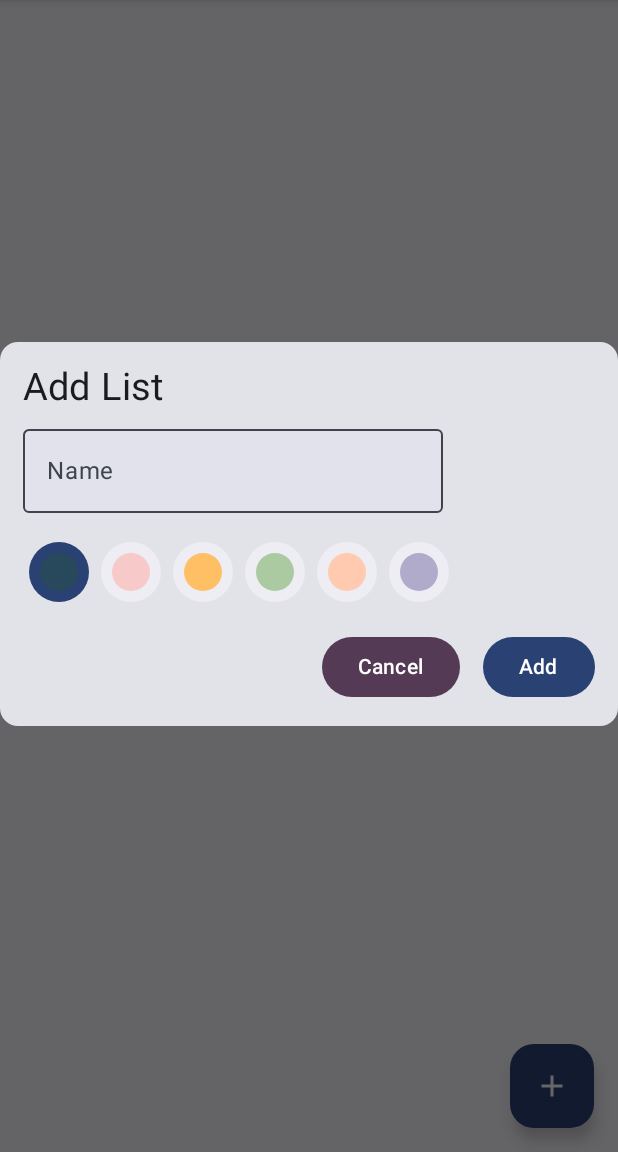
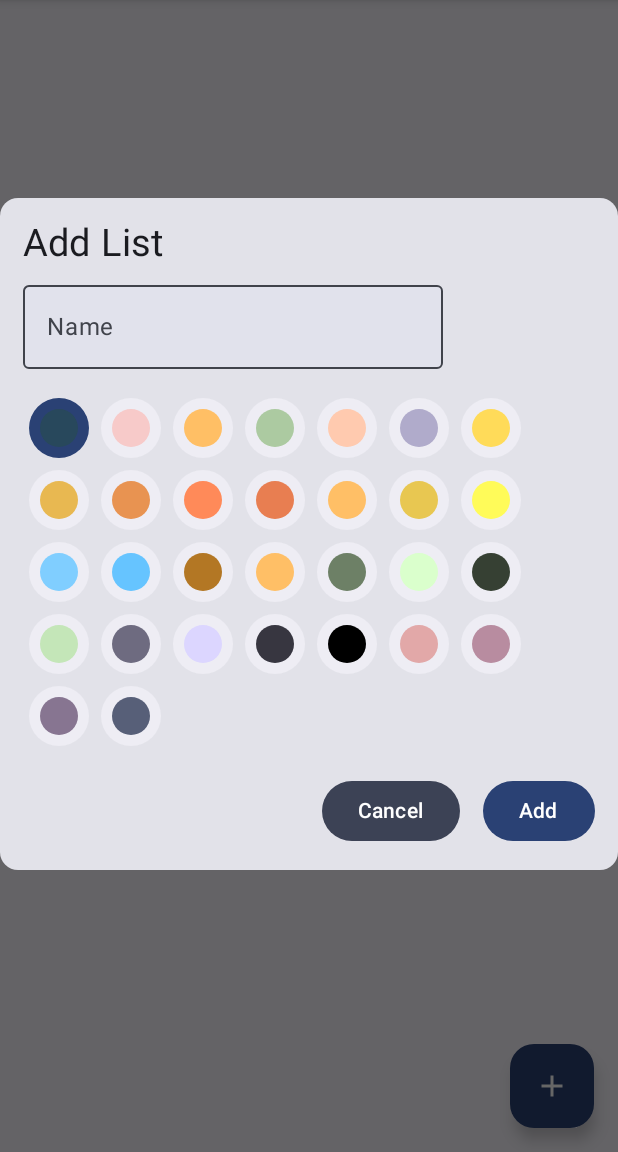
Before and after one commit to jmleep/Sublister, an Android app built with Jetpack Compose: the screen it shows after launch (MainActivity), after a tap on "Add list", on a phone screen of 412 x 824 dp, the part 84-1236 px from its top. Run offline under Robolectric (Android 15) with nearby library versions, the phone set to English and light mode, and no system bars; our stand-ins replace Room's generated code, accompanist, livedata-compose.

Commit message:
switch to all colors available

```diff
--- a/app/build.gradle
+++ b/app/build.gradle
@@ -75,4 +75,7 @@ dependencies {
     implementation 'androidx.compose.material3:material3:1.0.0-alpha12'
 
     implementation("org.burnoutcrew.composereorderable:reorderable:0.9.0")
+
+    implementation "com.google.accompanist:accompanist-flowlayout:0.24.10-beta"
+
 }
--- a/app/src/main/java/dev/jordanleeper/mylists/ui/dialog/AddEditListDialog.kt
+++ b/app/src/main/java/dev/jordanleeper/mylists/ui/dialog/AddEditListDialog.kt
@@ -6,7 +6,6 @@ import androidx.compose.foundation.text.KeyboardActions
 import androidx.compose.foundation.text.KeyboardOptions
 import androidx.compose.material3.*
 import androidx.compose.runtime.*
-import androidx.compose.ui.Alignment
 import androidx.compose.ui.Modifier
 import androidx.compose.ui.focus.FocusRequester
 import androidx.compose.ui.focus.focusRequester
@@ -14,15 +13,16 @@ import androidx.compose.ui.text.input.ImeAction
 import androidx.compose.ui.unit.dp
 import androidx.compose.ui.unit.sp
 import androidx.compose.ui.window.Dialog
+import com.google.accompanist.flowlayout.FlowRow
 import dev.jordanleeper.mylists.ui.button.ListColorButton
+import dev.jordanleeper.mylists.ui.theme.allColors
+import dev.jordanleeper.mylists.ui.theme.allTextColors
 
 @OptIn(ExperimentalMaterial3Api::class)
 @Composable
 fun AddEditListDialog(
     showAddListDialog: MutableState<Boolean>,
     label: String,
-    colors: List<String>,
-    textColors: List<String>,
     currentName: String? = null,
     currentColor: String? = null,
     addNewList: (newListName: String, newListColor: String, newTextColor: String?) -> Unit
@@ -32,12 +32,12 @@ fun AddEditListDialog(
     var newListName by remember { mutableStateOf("") }
     newListName = currentName ?: ""
 
-    var newListColor by remember { mutableStateOf(colors[0]) }
-    newListColor = currentColor ?: colors[0]
+    var newListColor by remember { mutableStateOf(allColors[0]) }
+    newListColor = currentColor ?: allColors[0]
 
     fun resetDialogFields() {
         newListName = ""
-        newListColor = colors[0]
+        newListColor = allColors[0]
     }
 
     if (showAddListDialog.value) {
@@ -52,7 +52,6 @@ fun AddEditListDialog(
                                 .padding(bottom = 5.dp),
                             fontSize = 25.sp
                         )
-                        println("NAME: $newListName")
                         OutlinedTextField(
                             value = newListName,
                             onValueChange = { newListName = it },
@@ -64,7 +63,7 @@ fun AddEditListDialog(
                             keyboardActions = KeyboardActions(
                                 onDone = {
                                     val newTextColor =
-                                        if (colors.indexOf(newListColor) != -1) textColors[colors.indexOf(
+                                        if (allColors.indexOf(newListColor) != -1) allTextColors[allColors.indexOf(
                                             newListColor
                                         )] else null
                                     addNewList(
@@ -80,13 +79,12 @@ fun AddEditListDialog(
                         LaunchedEffect(true) {
                             focusRequester.requestFocus()
                         }
-                        Row(
+                        FlowRow(
                             modifier = Modifier
                                 .padding(top = 15.dp)
-                                .fillMaxWidth(),
-                            verticalAlignment = Alignment.CenterVertically
+                                .fillMaxWidth()
                         ) {
-                            colors.forEach() { color ->
+                            allColors.forEach() { color ->
                                 ListColorButton(
                                     color = color,
                                     isChecked = newListColor == color,
@@ -105,18 +103,18 @@ fun AddEditListDialog(
                                     showAddListDialog.value = false
                                     newListName = ""
                                 },
-                                colors = ButtonDefaults.buttonColors(containerColor = MaterialTheme.colorScheme.tertiary)
+                                colors = ButtonDefaults.buttonColors(containerColor = MaterialTheme.colorScheme.secondary)
                             ) {
                                 Text(
                                     "Cancel",
-                                    modifier = Modifier.background(MaterialTheme.colorScheme.tertiary),
-                                    color = MaterialTheme.colorScheme.onTertiary
+                                    modifier = Modifier.background(MaterialTheme.colorScheme.secondary),
+                                    color = MaterialTheme.colorScheme.onSecondary
                                 )
                             }
                             Button(
                                 onClick = {
                                     val newTextColor =
-                                        if (colors.indexOf(newListColor) != -1) textColors[colors.indexOf(
+                                        if (allColors.indexOf(newListColor) != -1) allTextColors[allColors.indexOf(
                                             newListColor
                                         )] else null
 
--- a/app/src/main/java/dev/jordanleeper/mylists/ui/main/MainActivityView.kt
+++ b/app/src/main/java/dev/jordanleeper/mylists/ui/main/MainActivityView.kt
@@ -17,8 +17,6 @@ import dev.jordanleeper.mylists.data.ParentList
 import dev.jordanleeper.mylists.ui.button.AddListFloatingActionButton
 import dev.jordanleeper.mylists.ui.dialog.AddEditListDialog
 import dev.jordanleeper.mylists.ui.theme.MyListsTheme
-import dev.jordanleeper.mylists.ui.theme.ParentListItemPalette
-import dev.jordanleeper.mylists.ui.theme.ParentListItemPaletteText
 import dev.jordanleeper.mylists.ui.theme.White
 import java.util.*
 
@@ -57,8 +55,6 @@ fun MainActivityView(viewModel: MainActivityViewModel) {
                 AddEditListDialog(
                     showAddListDialog,
                     label = "Add List",
-                    colors = ParentListItemPalette,
-                    textColors = ParentListItemPaletteText,
                 ) { newListName, newListColor, newTextColor ->
                     viewModel.addList(
                         ParentList(
--- a/app/src/main/java/dev/jordanleeper/mylists/ui/main/MainListItem.kt
+++ b/app/src/main/java/dev/jordanleeper/mylists/ui/main/MainListItem.kt
@@ -28,7 +28,10 @@ import dev.jordanleeper.mylists.ui.listitem.ListItem
 import dev.jordanleeper.mylists.ui.listitem.NumberOfItemsChip
 import dev.jordanleeper.mylists.ui.parent.ParentListActivity
 import dev.jordanleeper.mylists.ui.swipe.ListItemSwipeToDismiss
-import dev.jordanleeper.mylists.ui.theme.*
+import dev.jordanleeper.mylists.ui.theme.ItemColor
+import dev.jordanleeper.mylists.ui.theme.MarkCompleted
+import dev.jordanleeper.mylists.ui.theme.getColor
+import dev.jordanleeper.mylists.ui.theme.onItemColor
 
 @OptIn(ExperimentalFoundationApi::class)
 @Composable
@@ -104,8 +107,6 @@ fun MainListItem(
         AddEditListDialog(
             showEditListDialog,
             label = "Edit List",
-            colors = parentListPalette.colors,
-            textColors = parentListPalette.textColors,
             currentName = parentListWithSubLists.parentList.name,
             currentColor = parentListWithSubLists.parentList.color
         ) { newListName, newListColor, newTextColor ->
--- a/app/src/main/java/dev/jordanleeper/mylists/ui/parent/ParentListActivityView.kt
+++ b/app/src/main/java/dev/jordanleeper/mylists/ui/parent/ParentListActivityView.kt
@@ -86,8 +86,6 @@ fun ParentListActivityView(id: Int, viewModel: ParentListActivityViewModel) {
                 AddEditListDialog(
                     showAddListDialog,
                     label = "Add SubList",
-                    colors = palette.colors,
-                    textColors = palette.textColors
                 ) { newListName, newListColor, newTextColor ->
                     viewModel.addSubList(
                         SubList(
@@ -104,8 +102,6 @@ fun ParentListActivityView(id: Int, viewModel: ParentListActivityViewModel) {
                 AddEditListDialog(
                     showEditListDialog,
                     label = "Edit SubList",
-                    colors = palette.colors,
-                    textColors = palette.textColors,
                     currentName = currentlyEditingSubListName.value,
                     currentColor = currentlyEditingSublistColor.value,
                 ) { newListName, newListColor, newTextColor ->
--- a/app/src/main/java/dev/jordanleeper/mylists/ui/theme/Color.kt
+++ b/app/src/main/java/dev/jordanleeper/mylists/ui/theme/Color.kt
@@ -61,6 +61,26 @@ fun String.getPalette(): Palette {
     }
 }
 
+val allColors = listOf(
+    parentListPalette.colors,
+    yellowPalette.colors,
+    rosePalette.colors,
+    bluePalette.colors,
+    sagePalette.colors,
+    grapePalette.colors,
+    peachPalette.colors
+).flatten()
+
+val allTextColors = listOf(
+    parentListPalette.textColors,
+    yellowPalette.textColors,
+    rosePalette.textColors,
+    bluePalette.textColors,
+    sagePalette.textColors,
+    grapePalette.textColors,
+    peachPalette.textColors
+).flatten()
+
 fun String.getColor(): Color {
     return Color(android.graphics.Color.parseColor(this))
 }
```
